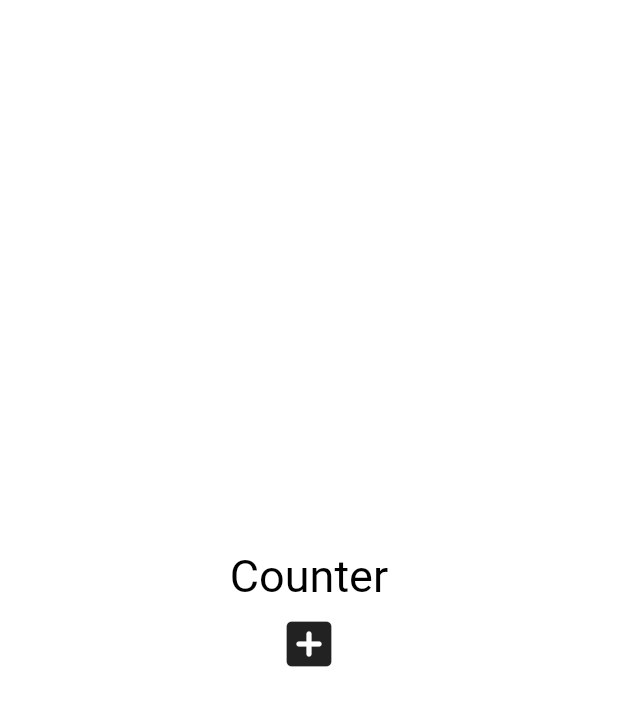
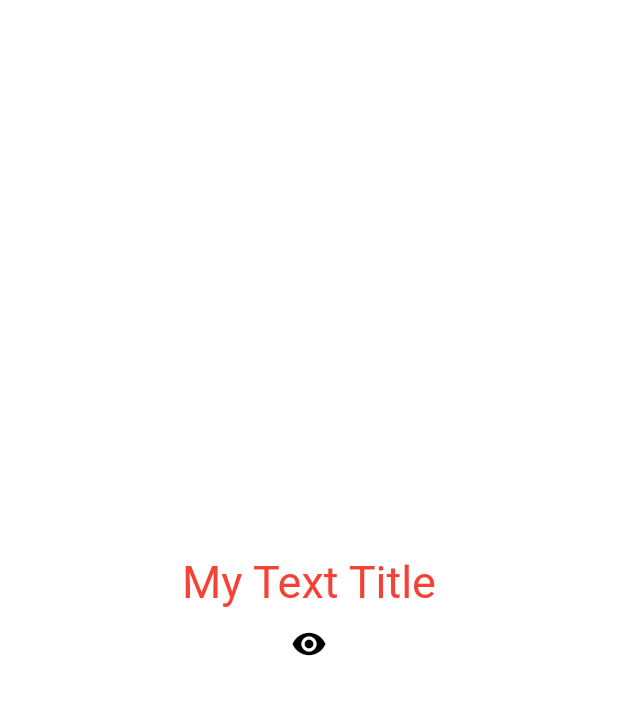
Before and after one commit to tjdrkr2580/flutter-prac, a Flutter app: the screen it shows after launch, on a phone screen of 412 x 824 dp. Shown: the top 706 px of the screen. Run offline on Flutter 3.47's test engine with Material 2 defaults, Android fonts, the phone set to English and light mode, and no system bars.

Commit message:
lecture : state, life cycle

```diff
--- a/statefull/lib/main.dart
+++ b/statefull/lib/main.dart
@@ -6,42 +6,72 @@ void main() {
 
 class MyApp extends StatefulWidget {
   const MyApp({super.key});
-
   @override
   State<MyApp> createState() => _MyAppState();
 }
 
 class _MyAppState extends State<MyApp> {
-  List<int> numbers = [];
-
-  void onClicked() {
+  bool isVisible = true;
+  void onToggle() {
     setState(() {
-      numbers.add(numbers.length);
+      isVisible = !isVisible;
     });
   }
 
   @override
   Widget build(BuildContext context) {
     return MaterialApp(
+      theme: ThemeData(
+          textTheme: const TextTheme(titleLarge: TextStyle(color: Colors.red))),
       home: Scaffold(
           backgroundColor: Colors.white,
           body: Center(
             child:
                 Column(mainAxisAlignment: MainAxisAlignment.center, children: [
-              const Text(
-                "Counter",
-                style: TextStyle(fontSize: 30, color: Colors.black),
-              ),
-              for (var n in numbers) Text("$n"),
+              isVisible
+                  ? const MyWidget()
+                  : const Text("Not Visible",
+                      style: TextStyle(color: Colors.black)),
               IconButton(
-                iconSize: 40,
-                onPressed: onClicked,
-                icon: const Icon(
-                  Icons.add_box_rounded,
-                ),
-              )
+                  onPressed: onToggle,
+                  icon: const Icon(
+                    Icons.remove_red_eye,
+                    color: Colors.black,
+                  ))
             ]),
           )),
     );
   }
 }
+
+class MyWidget extends StatefulWidget {
+  const MyWidget({
+    super.key,
+  });
+
+  @override
+  State<MyWidget> createState() => _MyWidgetState();
+}
+
+class _MyWidgetState extends State<MyWidget> {
+  @override
+  void initState() {
+    print("init State!");
+    super.initState();
+  }
+
+  @override
+  void dispose() {
+    print("bye");
+    super.dispose();
+  }
+
+  @override
+  Widget build(BuildContext context) {
+    return Text(
+      "My Text Title",
+      style: TextStyle(
+          fontSize: 30, color: Theme.of(context).textTheme.titleLarge?.color),
+    );
+  }
+}
```
